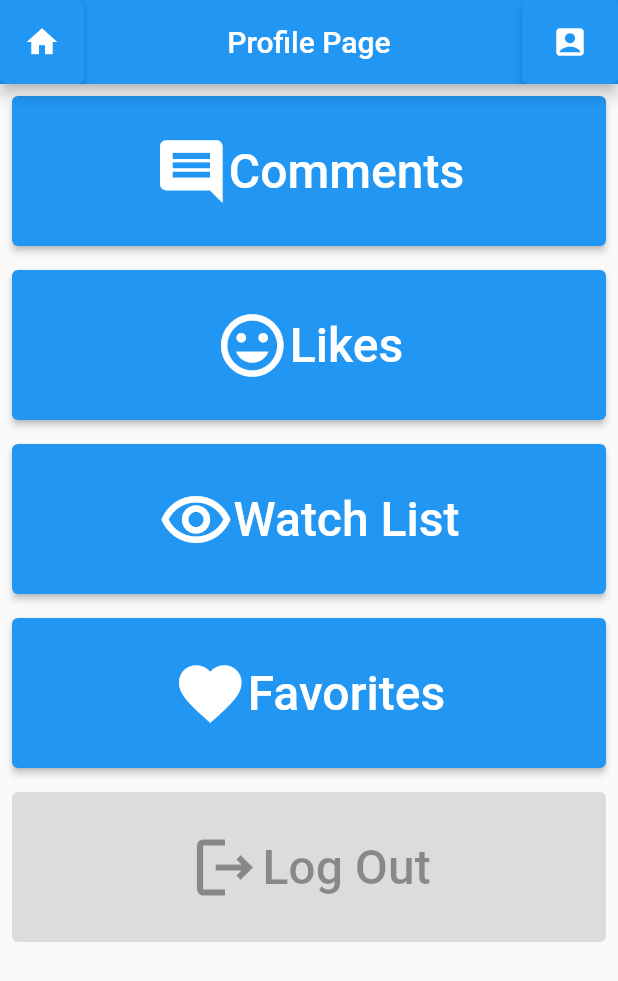
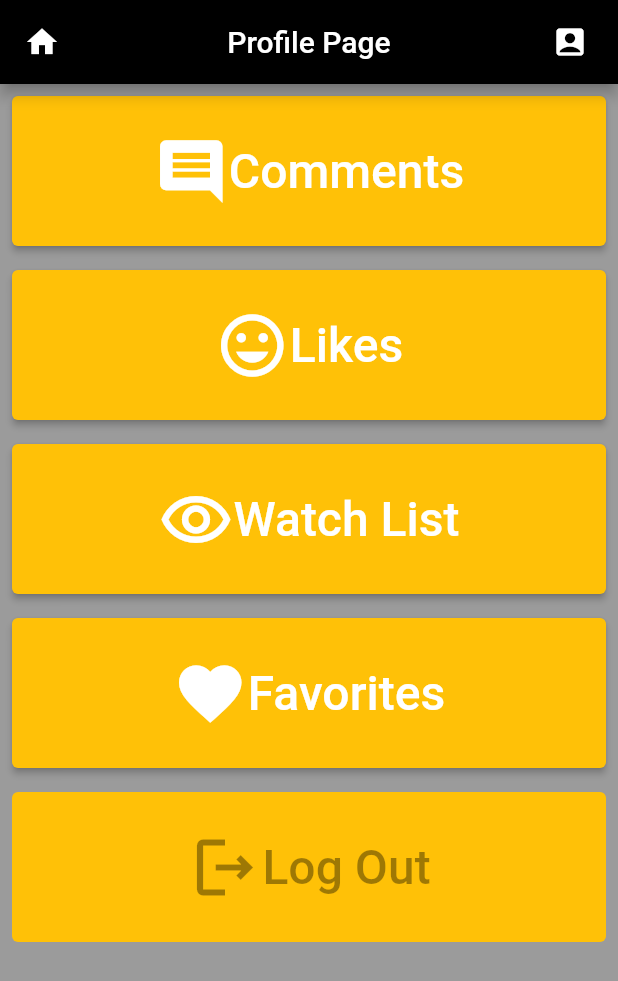
Before and after one commit to denizterziler/HaDiBe-Mobile-Application, a Flutter app: the screen it shows after launch, scrolled down 327 dp, after a tap on the "favorite outline" icon, after a tap on the "account box" icon, on a phone screen of 412 x 824 dp. Shown: the top 981 px of the screen. Run offline on Flutter 3.47's test engine with Material 2 defaults, Android fonts, the phone set to English and light mode, and no system bars; our stand-ins replace flutter_rating_bar; missing offline and left inert: flutter_gradient_colors; network calls fail.

```diff
--- a/lib/List_of_contents.dart
+++ b/lib/List_of_contents.dart
@@ -6,7 +6,6 @@ import 'Screens/filter_by.dart';
 import 'Screens/profile.dart';
 import './Providers/content_provider.dart';
 
-
 class ListOfContents extends StatelessWidget {
   const ListOfContents({Key? key}) : super(key: key);
 
@@ -14,6 +13,7 @@ class ListOfContents extends StatelessWidget {
   Widget build(BuildContext context) {
     return Scaffold(
       appBar: AppBar(
+        backgroundColor: Colors.black,
         title: const Center(child: Text("HaDiBe!")),
         leading: IconButton(
           onPressed: () {
@@ -38,7 +38,7 @@ class ListOfContents extends StatelessWidget {
           ),
         ],
       ),
-      body: const ContentGrid(),
+      body: Container(child: const ContentGrid(),color: Colors.black38,),
     );
   }
 }
@@ -62,11 +62,11 @@ class ContentGrid extends StatelessWidget {
       itemBuilder: (context, index) => ChangeNotifierProvider(
         create: (context) => contents[index],
         child: ContentInList(
-          //contents[index].name,
-          //contents[index].platform,
-          //contents[index].imageUrl,
-          //contents[index].rate,
-        ),
+            //contents[index].name,
+            //contents[index].platform,
+            //contents[index].imageUrl,
+            //contents[index].rate,
+            ),
       ),
     );
   }
@@ -98,10 +98,12 @@ class _ContentInListState extends State<ContentInList> {
               ),
             ],
           ),
-          leading:IconButton(
-            icon: Icon(content.isFavorite ? Icons.favorite : Icons.favorite_border),
+          leading: IconButton(
+            icon: Icon(content.isFavorite
+                ? Icons.favorite
+                : Icons.favorite_border),
             color: Colors.red,
-            onPressed: (){
+            onPressed: () {
               content.favoriteStatus();
             },
           ),
@@ -110,8 +112,8 @@ class _ContentInListState extends State<ContentInList> {
         ),
         child: GestureDetector(
           onTap: () {
-            Navigator.of(context)
-                .pushNamed(ContentDetailPage.routeName, arguments: content.name);
+            Navigator.of(context).pushNamed(ContentDetailPage.routeName,
+                arguments: content.name);
           },
           child: Image.network(
             content.imageUrl,
--- a/lib/Models/content.dart
+++ b/lib/Models/content.dart
@@ -9,7 +9,7 @@ class Content with ChangeNotifier{
   final double length;
   final String description;
   bool isFavorite;
-  final double rate;
+  late double rate;
 
   Content({
     required this.name,
--- a/lib/Providers/content_provider.dart
+++ b/lib/Providers/content_provider.dart
@@ -11,7 +11,7 @@ class ContentProvider with ChangeNotifier {
       "https://upload.wikimedia.org/wikipedia/en/0/06/Ultimate_Matrix_Collection_poster.jpg",
       length: 136,
       description: "The matrix is amazing",
-      rate: 8.7,
+      rate: 10.0,
     ),
     Content(
       name: "Dracula",
@@ -50,4 +50,9 @@ class ContentProvider with ChangeNotifier {
   List<Content> get items {
     return [..._items];
   }
+  @override
+  void notifyListeners() {
+    // TODO: implement notifyListeners
+    super.notifyListeners();
+  }
 }
--- a/lib/Screens/profile.dart
+++ b/lib/Screens/profile.dart
@@ -13,7 +13,9 @@ class Profile extends StatelessWidget {
   Widget build(BuildContext context) {
     return Scaffold(
       appBar: AppBar(
+        backgroundColor: Colors.black,
         leading: ElevatedButton(
+          style: ButtonStyle(backgroundColor: MaterialStateProperty.all<Color>(Colors.black)),
           onPressed: () {
             Navigator.of(context).pop();
           },
@@ -21,6 +23,7 @@ class Profile extends StatelessWidget {
         ),
         actions: [
           ElevatedButton(
+            style: ButtonStyle(backgroundColor: MaterialStateProperty.all<Color>(Colors.black)),
             onPressed: () {
               Navigator.of(context).push(
                 MaterialPageRoute(
@@ -34,13 +37,16 @@ class Profile extends StatelessWidget {
         centerTitle: true,
         title: const Text("Profile Page"),
       ),
-      body: ListView(
+      body: Container(
+        color: Colors.black38,
+        child: ListView(
           children: [
             Padding(
               padding: const EdgeInsets.all(8.0),
               child: SizedBox(
                 height: 100,
                 child: ElevatedButton(
+                  style: ButtonStyle(backgroundColor: MaterialStateProperty.all<Color>(Colors.amber)),
                   onPressed: () {
                     Navigator.of(context).push(
                       MaterialPageRoute(
@@ -71,6 +77,7 @@ class Profile extends StatelessWidget {
               child: SizedBox(
                 height: 100,
                 child: ElevatedButton(
+                  style: ButtonStyle(backgroundColor: MaterialStateProperty.all<Color>(Colors.amber)),
                   onPressed: () {
                     Navigator.of(context).push(
                       MaterialPageRoute(
@@ -101,6 +108,7 @@ class Profile extends StatelessWidget {
               child: SizedBox(
                 height: 100,
                 child: ElevatedButton(
+                  style: ButtonStyle(backgroundColor: MaterialStateProperty.all<Color>(Colors.amber)),
                   onPressed: () {
                     Navigator.of(context).push(
                       MaterialPageRoute(
@@ -131,6 +139,7 @@ class Profile extends StatelessWidget {
               child: SizedBox(
                 height: 100,
                 child: ElevatedButton(
+                  style: ButtonStyle(backgroundColor: MaterialStateProperty.all<Color>(Colors.amber)),
                   onPressed: () {
                     Navigator.of(context).push(
                       MaterialPageRoute(
@@ -161,6 +170,7 @@ class Profile extends StatelessWidget {
               child: SizedBox(
                 height: 100,
                 child: ElevatedButton(
+                  style: ButtonStyle(backgroundColor: MaterialStateProperty.all<Color>(Colors.amber)),
                   onPressed: null,
                   child: Row(
                     mainAxisAlignment: MainAxisAlignment.center,
@@ -182,6 +192,7 @@ class Profile extends StatelessWidget {
             ),
           ],
         ),
+      ),
     );
   }
 }
--- a/lib/main.dart
+++ b/lib/main.dart
@@ -1,4 +1,5 @@
 import 'package:flutter/material.dart';
+import 'package:se_380_project/Screens/rate.dart';
 import 'List_of_contents.dart';
 import 'package:provider/provider.dart';
 import './Providers/content_provider.dart';
@@ -23,6 +24,7 @@ class MyApp extends StatelessWidget {
         home: const ListOfContents(),
         routes: {
           ContentDetailPage.routeName: (context) => const ContentDetailPage(),
+          Rate.routeName: (context) => const Rate(),
         },
         debugShowCheckedModeBanner: false,
       ),
--- a/pubspec.yaml
+++ b/pubspec.yaml
@@ -33,6 +33,7 @@ dependencies:
     sdk: flutter
   provider: ^6.0.4
   flutter_gradient_colors: ^2.1.1
+  flutter_rating_bar: ^4.0.1
 
   # The following adds the Cupertino Icons font to your application.
   # Use with the CupertinoIcons class for iOS style icons.
```
Also changed, not shown: lib/Screens/content_detail_page.dart (+82 -21 lines), lib/Screens/filter_by.dart (+7 -1 lines), lib/Screens/rate.dart (added, +68 -0 lines), pubspec.lock. Lines whose indentation alone changed are shown as unchanged.
